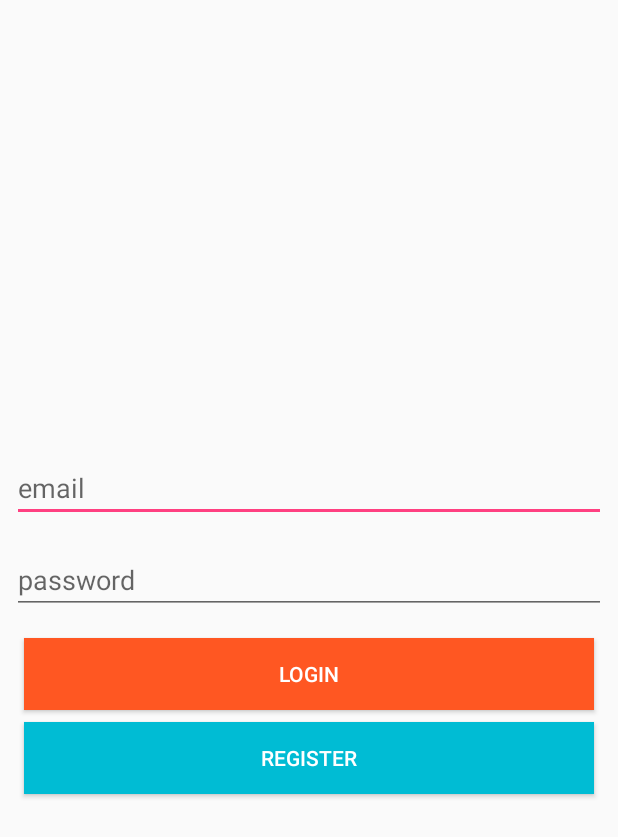
After one commit to damasandrean/Explorer, an Android app: the LoginActivity screen opened directly, with no data from a screen before it, on a phone screen of 412 x 824 dp. The commit adds this screen. Shown: the top 837 px of the screen. Run offline under Robolectric (Android 15) with nearby library versions, the phone set to English and light mode, and no system bars; our stand-ins replace Firebase (no records; nobody signed in at launch, a user with empty details on screens opened directly).

Commit message:
update login

```diff
--- a/app/src/main/AndroidManifest.xml
+++ b/app/src/main/AndroidManifest.xml
@@ -11,7 +11,7 @@
         android:roundIcon="@mipmap/png"
         android:supportsRtl="true"
         android:theme="@style/AppTheme">
-        <activity android:name=".activities.RegisterActivity"></activity>
+        <activity android:name=".activities.LoginActivity"></activity>
         <activity android:name=".activities.BelanjaActivity" />
         <activity android:name=".activities.KulinerActivity" />
         <activity android:name=".activities.WisataActivity" />
@@ -32,6 +32,7 @@
             </intent-filter>
         </activity>
         <activity android:name=".activities.MainActivity" />
+        <activity android:name=".activities.RegisterActivity"/>
     </application>
 
 </manifest>
--- /dev/null
+++ b/app/src/main/java/com/damasandrean/explorer/activities/LoginActivity.java
@@ -0,0 +1,97 @@
+package com.damasandrean.explorer.activities;
+
+import androidx.annotation.NonNull;
+import androidx.appcompat.app.AppCompatActivity;
+
+import android.content.Intent;
+import android.os.Bundle;
+import android.util.Patterns;
+import android.view.View;
+import android.widget.Button;
+import android.widget.EditText;
+import android.widget.Toast;
+
+import com.damasandrean.explorer.R;
+import com.google.android.gms.tasks.OnCompleteListener;
+import com.google.android.gms.tasks.Task;
+import com.google.firebase.auth.AuthResult;
+import com.google.firebase.auth.FirebaseAuth;
+
+public class LoginActivity extends AppCompatActivity {
+
+    private EditText edtEmail, edtPassword;
+    private Button btnLogin, btnRegister;
+    private FirebaseAuth auth;
+
+    @Override
+    protected void onCreate(Bundle savedInstanceState) {
+        super.onCreate(savedInstanceState);
+        setContentView(R.layout.activity_login);
+
+        initView();
+        login();
+    }
+
+    private void login() {
+        btnRegister.setOnClickListener(new View.OnClickListener() {
+            @Override
+            public void onClick(View view) {
+                startActivity(new Intent(LoginActivity.this, RegisterActivity.class));
+            }
+        });
+        btnLogin.setOnClickListener(new View.OnClickListener() {
+            @Override
+            public void onClick(View view) {
+                //menampung imputan user
+                final String emailUser = edtEmail.getText().toString().trim();
+                final String passwordUser = edtPassword.getText().toString().trim();
+
+                //validasi email dan password
+                // jika email kosong
+                if (emailUser.isEmpty()) {
+                    edtEmail.setError("Email tidak boleh kosong");
+                }
+                // jika email not valid
+                else if (!Patterns.EMAIL_ADDRESS.matcher(emailUser).matches()) {
+                    edtEmail.setError("Email tidak valid");
+                }
+                // jika password kosong
+                else if (passwordUser.isEmpty()) {
+                    edtPassword.setError("Password tidak boleh kosong");
+                }
+                //jika password kurang dari 6 karakter
+                else if (passwordUser.length() < 6) {
+                    edtPassword.setError("Password minimal terdiri dari 6 karakter");
+                } else {
+                    auth.signInWithEmailAndPassword(emailUser, passwordUser)
+                            .addOnCompleteListener(LoginActivity.this, new OnCompleteListener<AuthResult>() {
+                                @Override
+                                public void onComplete(@NonNull Task<AuthResult> task) {
+                                    // ketika gagal locin maka akan do something
+                                    if (!task.isSuccessful()) {
+                                        Toast.makeText(LoginActivity.this,
+                                                "Gagal login karena " + task.getException().getMessage()
+                                                , Toast.LENGTH_LONG).show();
+                                    } else {
+                                        Bundle bundle = new Bundle();
+                                        bundle.putString("email", emailUser);
+                                        bundle.putString("pass", passwordUser);
+                                        startActivity(new Intent(LoginActivity.this, MainActivity.class)
+                                                .putExtra("emailpass", bundle));
+                                        finish();
+                                    }
+                                }
+                            });
+                }
+            }
+        });
+    }
+
+    private void initView() {
+        edtEmail = findViewById(R.id.edt_email);
+        edtPassword = findViewById(R.id.edt_password);
+        btnLogin = findViewById(R.id.btn_login);
+        btnRegister = findViewById(R.id.btn_register);
+        auth = FirebaseAuth.getInstance();
+    }
+}
--- /dev/null
+++ b/app/src/main/res/layout/activity_login.xml
@@ -0,0 +1,75 @@
+<?xml version="1.0" encoding="utf-8"?>
+<androidx.constraintlayout.widget.ConstraintLayout xmlns:android="http://schemas.android.com/apk/res/android"
+    xmlns:app="http://schemas.android.com/apk/res-auto"
+    xmlns:tools="http://schemas.android.com/tools"
+    android:layout_width="match_parent"
+    android:layout_height="match_parent"
+    tools:context=".activities.LoginActivity">
+
+    <EditText
+        android:id="@+id/edt_email"
+        android:layout_width="match_parent"
+        android:layout_height="wrap_content"
+        android:layout_margin="8dp"
+        android:layout_marginEnd="8dp"
+        android:layout_marginRight="8dp"
+        android:layout_marginBottom="8dp"
+        android:hint="@string/email"
+        android:importantForAutofill="no"
+        android:inputType="textEmailAddress"
+        app:layout_constraintBottom_toTopOf="@+id/edt_password"
+        app:layout_constraintEnd_toEndOf="parent"
+        app:layout_constraintHorizontal_bias="0.5"
+        app:layout_constraintStart_toStartOf="parent"
+        app:layout_constraintTop_toTopOf="parent"
+        app:layout_constraintVertical_chainStyle="packed"
+        tools:targetApi="o" />
+
+    <EditText
+        android:id="@+id/edt_password"
+        android:layout_width="match_parent"
+        android:layout_height="wrap_content"
+        android:layout_margin="8dp"
+        android:hint="@string/password"
+        android:importantForAutofill="no"
+        android:inputType="textPassword"
+        app:layout_constraintBottom_toTopOf="@+id/btn_login"
+        app:layout_constraintEnd_toEndOf="parent"
+        app:layout_constraintHorizontal_bias="0.5"
+        app:layout_constraintStart_toStartOf="parent"
+        app:layout_constraintTop_toBottomOf="@+id/edt_email"
+        tools:targetApi="o" />
+
+    <Button
+        android:id="@+id/btn_login"
+        android:layout_width="match_parent"
+        android:layout_height="wrap_content"
+        android:layout_marginLeft="16dp"
+        android:layout_marginTop="8dp"
+        android:layout_marginRight="16dp"
+        android:layout_marginBottom="8dp"
+        android:background="@color/colorPrimary"
+        android:text="@string/login"
+        android:textColor="@android:color/white"
+        app:layout_constraintBottom_toTopOf="@+id/btn_register"
+        app:layout_constraintEnd_toEndOf="parent"
+        app:layout_constraintHorizontal_bias="0.5"
+        app:layout_constraintStart_toStartOf="parent"
+        app:layout_constraintTop_toBottomOf="@+id/edt_password" />
+
+    <Button
+        android:id="@+id/btn_register"
+        android:layout_width="match_parent"
+        android:layout_height="wrap_content"
+        android:layout_marginLeft="16dp"
+        android:layout_marginRight="16dp"
+        android:background="@color/colorPrimaryDark"
+        android:text="@string/title_activity_register"
+        android:textColor="@android:color/white"
+        app:layout_constraintBottom_toBottomOf="parent"
+        app:layout_constraintEnd_toEndOf="parent"
+        app:layout_constraintHorizontal_bias="0.5"
+        app:layout_constraintStart_toStartOf="parent"
+        app:layout_constraintTop_toBottomOf="@+id/btn_login" />
+
+</androidx.constraintlayout.widget.ConstraintLayout>
--- a/app/src/main/res/values/strings.xml
+++ b/app/src/main/res/values/strings.xml
@@ -34,4 +34,5 @@
     <string name="title_buka_whatsapp">buka_whatsapp</string>
     <string name="title_bukawhatsApp">Buka Whatsapp</string>
     <string name="title_buka_w">Buka WhatsApp</string>
+    <string name="login">login</string>
 </resources>
```
Also changed, not shown: app/src/main/java/com/damasandrean/explorer/activities/RegisterActivity.java (+72 -0 lines).
